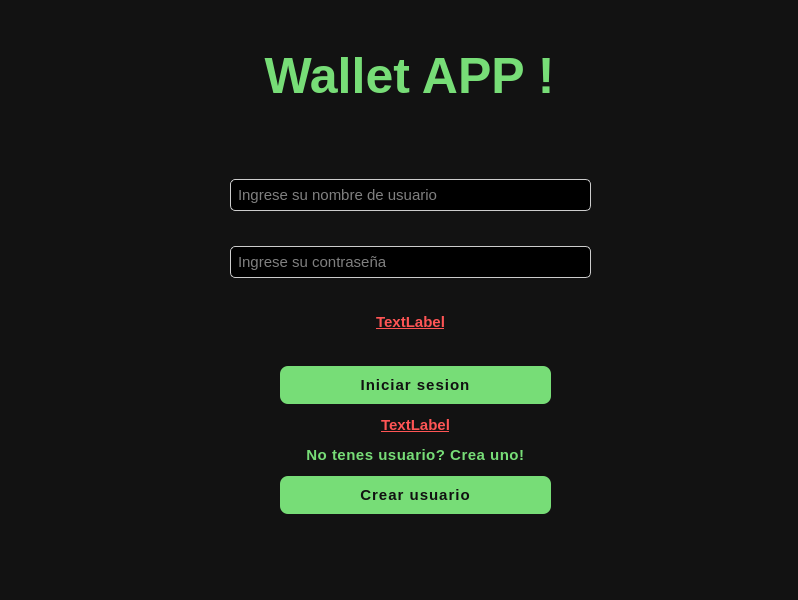
Qt form presentation/screens/Login.ui (444jime/wallet-app-project) before a commit.
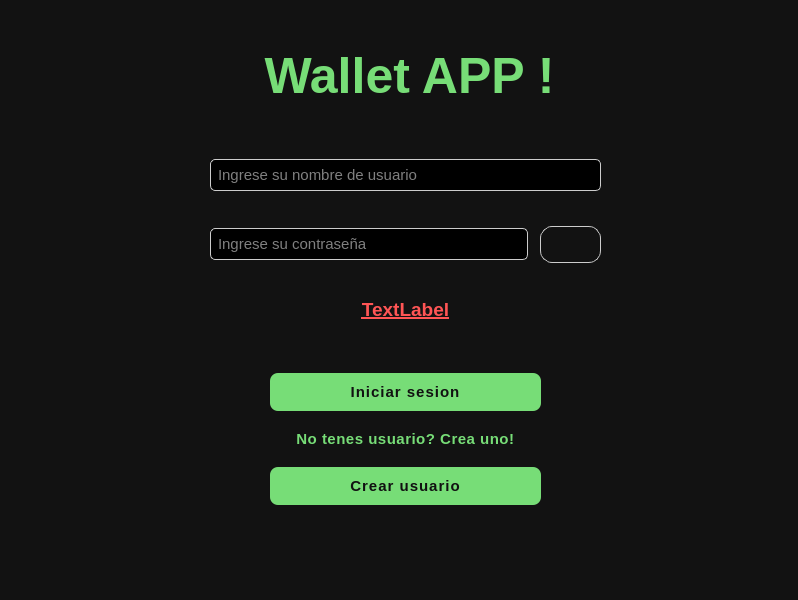
The same form after that commit. Icons and pictures are not drawn.

Commit message: Agrego la funcionalidad del login

The edit to the form file:
```diff
--- a/presentation/screens/Login.ui
+++ b/presentation/screens/Login.ui
@@ -25,10 +25,10 @@
    <widget class="QWidget" name="verticalLayoutWidget">
     <property name="geometry">
      <rect>
-      <x>230</x>
-      <y>150</y>
-      <width>361</width>
-      <height>211</height>
+      <x>210</x>
+      <y>130</y>
+      <width>391</width>
+      <height>221</height>
      </rect>
     </property>
     <layout class="QVBoxLayout" name="verticalLayout">
@@ -54,9 +54,26 @@
       </widget>
      </item>
      <item>
-      <widget class="QLineEdit" name="txtPassword">
-       <property name="styleSheet">
-        <string notr="true">QLineEdit {
+      <layout class="QHBoxLayout" name="horizontalLayout" stretch="0,0">
+       <property name="spacing">
+        <number>12</number>
+       </property>
+       <property name="sizeConstraint">
+        <enum>QLayout::SetDefaultConstraint</enum>
+       </property>
+       <property name="leftMargin">
+        <number>0</number>
+       </property>
+       <property name="topMargin">
+        <number>0</number>
+       </property>
+       <property name="rightMargin">
+        <number>0</number>
+       </property>
+       <item>
+        <widget class="QLineEdit" name="txtPassword">
+         <property name="styleSheet">
+          <string notr="true">QLineEdit {
 				background-color: rgba(0,0,0,50) ;
 				color: white;
 				font-size: 15px;
@@ -65,19 +82,76 @@
 				border-radius: 5px;
 				padding: 5px;
 				}</string>
-       </property>
-       <property name="placeholderText">
-        <string>Ingrese su contraseña</string>
-       </property>
-      </widget>
+         </property>
+         <property name="inputMethodHints">
+          <set>Qt::ImhHiddenText|Qt::ImhNoAutoUppercase|Qt::ImhNoPredictiveText|Qt::ImhSensitiveData</set>
+         </property>
+         <property name="echoMode">
+          <enum>QLineEdit::Password</enum>
+         </property>
+         <property name="placeholderText">
+          <string>Ingrese su contraseña</string>
+         </property>
+        </widget>
+       </item>
+       <item>
+        <widget class="QPushButton" name="btnShowPwd">
+         <property name="sizePolicy">
+          <sizepolicy hsizetype="Expanding" vsizetype="Fixed">
+           <horstretch>0</horstretch>
+           <verstretch>0</verstretch>
+          </sizepolicy>
+         </property>
+         <property name="minimumSize">
+          <size>
+           <width>32</width>
+           <height>32</height>
+          </size>
+         </property>
+         <property name="maximumSize">
+          <size>
+           <width>61</width>
+           <height>37</height>
+          </size>
+         </property>
+         <property name="cursor">
+          <cursorShape>PointingHandCursor</cursorShape>
+         </property>
+         <property name="styleSheet">
+          <string notr="true">QPushButton{
+	border: 1px solid #cccccc;	
+    border-radius: 12px;
+    background-color: transparent;
+    image: url(presentation/icons/closed.png);
+    width: 24px;
+    height: 24px;
+}
+
+QPushButton{
+    image: url(presentation/icons/open.png);
+}
+</string>
+         </property>
+         <property name="text">
+          <string/>
+         </property>
+         <property name="iconSize">
+          <size>
+           <width>30</width>
+           <height>30</height>
+          </size>
+         </property>
+        </widget>
+       </item>
+      </layout>
      </item>
      <item>
       <widget class="QLabel" name="lblValidUser">
        <property name="enabled">
-        <bool>true</bool>
+        <bool>false</bool>
        </property>
        <property name="sizePolicy">
-        <sizepolicy hsizetype="Preferred" vsizetype="Fixed">
+        <sizepolicy hsizetype="Expanding" vsizetype="Fixed">
          <horstretch>0</horstretch>
          <verstretch>0</verstretch>
         </sizepolicy>
@@ -91,11 +165,14 @@
 }</string>
        </property>
        <property name="text">
-        <string>TextLabel</string>
+        <string>&lt;html&gt;&lt;head/&gt;&lt;body&gt;&lt;p align=&quot;center&quot;&gt;&lt;span style=&quot; font-size:14pt;&quot;&gt;TextLabel&lt;/span&gt;&lt;/p&gt;&lt;/body&gt;&lt;/html&gt;</string>
        </property>
        <property name="alignment">
         <set>Qt::AlignCenter</set>
        </property>
+       <property name="wordWrap">
+        <bool>true</bool>
+       </property>
       </widget>
      </item>
     </layout>
@@ -103,7 +180,7 @@
    <widget class="QWidget" name="verticalLayoutWidget_2">
     <property name="geometry">
      <rect>
-      <x>280</x>
+      <x>270</x>
       <y>360</y>
       <width>271</width>
       <height>161</height>
@@ -140,33 +217,6 @@
        </property>
       </widget>
      </item>
-     <item>
-      <widget class="QLabel" name="lblExistingUser">
-       <property name="enabled">
-        <bool>true</bool>
-       </property>
-       <property name="sizePolicy">
-        <sizepolicy hsizetype="Preferred" vsizetype="Fixed">
-         <horstretch>0</horstretch>
-         <verstretch>0</verstretch>
-        </sizepolicy>
-       </property>
-       <property name="styleSheet">
-        <string notr="true">QLabel {
-	color: #ff5555;
-	font-size: 15px;
-	font-weight: bold;
-	text-decoration: underline;
-}</string>
-       </property>
-       <property name="text">
-        <string>TextLabel</string>
-       </property>
-       <property name="alignment">
-        <set>Qt::AlignCenter</set>
-       </property>
-      </widget>
-     </item>
      <item>
       <widget class="QLabel" name="label">
        <property name="sizePolicy">
```
Left out of the diff: 18 changed lines with no effect on the pictures. The commit also changes 11 other files.
